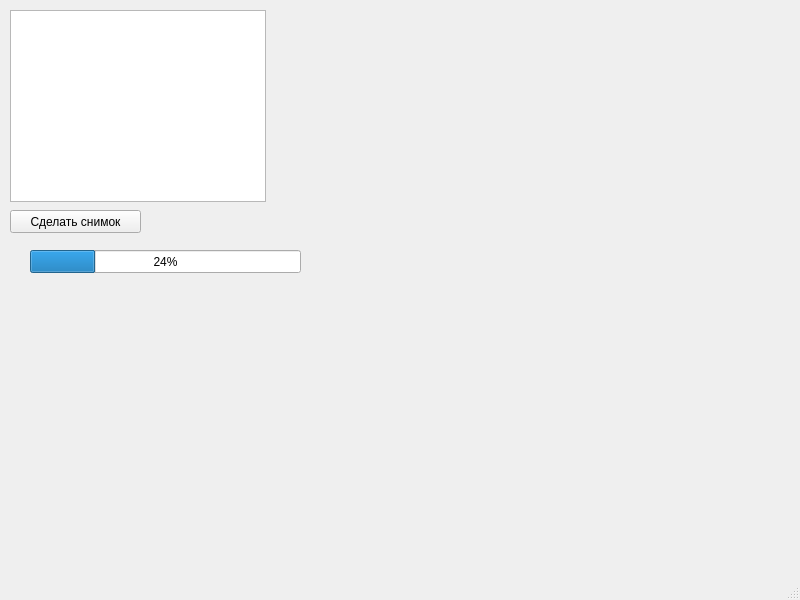
First picture: the form in main.ui, repository fevral13/registry_vcs, before the edit.
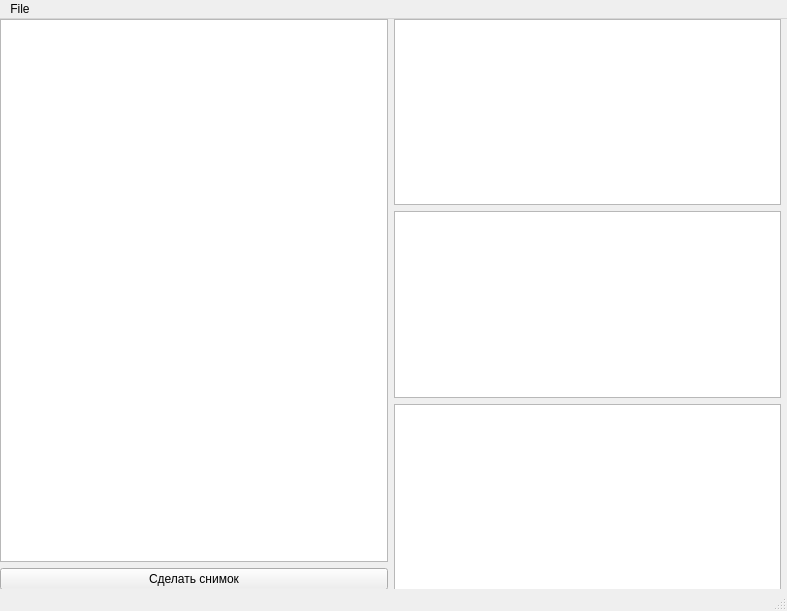
Second picture: the form after the edit.

The edit to the form file:
```diff
--- a/main.ui
+++ b/main.ui
@@ -9,49 +9,55 @@
    <rect>
     <x>0</x>
     <y>0</y>
-    <width>800</width>
-    <height>600</height>
+    <width>787</width>
+    <height>611</height>
    </rect>
   </property>
   <property name="windowTitle">
    <string notr="true">MainWindow</string>
   </property>
   <widget class="QWidget" name="centralwidget">
-   <widget class="QProgressBar" name="progressBar">
+   <widget class="QWidget" name="horizontalLayoutWidget">
     <property name="geometry">
      <rect>
-      <x>30</x>
-      <y>250</y>
-      <width>271</width>
-      <height>23</height>
+      <x>0</x>
+      <y>0</y>
+      <width>781</width>
+      <height>571</height>
      </rect>
     </property>
-    <property name="value">
-     <number>24</number>
-    </property>
-   </widget>
-   <widget class="QPushButton" name="snapshotButton">
-    <property name="geometry">
-     <rect>
-      <x>10</x>
-      <y>210</y>
-      <width>131</width>
-      <height>23</height>
-     </rect>
-    </property>
-    <property name="text">
-     <string>Сделать снимок</string>
-    </property>
-   </widget>
-   <widget class="QTableView" name="snapshotsView">
-    <property name="geometry">
-     <rect>
-      <x>10</x>
-      <y>10</y>
-      <width>256</width>
-      <height>192</height>
-     </rect>
-    </property>
+    <layout class="QHBoxLayout" name="horizontalLayout">
+     <property name="sizeConstraint">
+      <enum>QLayout::SetMaximumSize</enum>
+     </property>
+     <item>
+      <layout class="QVBoxLayout" name="verticalLayout_2">
+       <item>
+        <widget class="QListView" name="commitsView"/>
+       </item>
+       <item>
+        <widget class="QPushButton" name="snapshotButton">
+         <property name="text">
+          <string>Сделать снимок</string>
+         </property>
+        </widget>
+       </item>
+      </layout>
+     </item>
+     <item>
+      <layout class="QVBoxLayout" name="verticalLayout">
+       <item>
+        <widget class="QTreeView" name="createdTreeView"/>
+       </item>
+       <item>
+        <widget class="QTreeView" name="modifiedTreeView"/>
+       </item>
+       <item>
+        <widget class="QTreeView" name="deletedTreeView"/>
+       </item>
+      </layout>
+     </item>
+    </layout>
    </widget>
   </widget>
   <widget class="QMenuBar" name="menubar">
@@ -59,10 +65,19 @@
     <rect>
      <x>0</x>
      <y>0</y>
-     <width>800</width>
-     <height>21</height>
+     <width>787</width>
+     <height>18</height>
     </rect>
    </property>
+   <property name="nativeMenuBar">
+    <bool>false</bool>
+   </property>
+   <widget class="QMenu" name="menuFile">
+    <property name="title">
+     <string>File</string>
+    </property>
+   </widget>
+   <addaction name="menuFile"/>
   </widget>
   <widget class="QStatusBar" name="statusbar"/>
  </widget>
```
